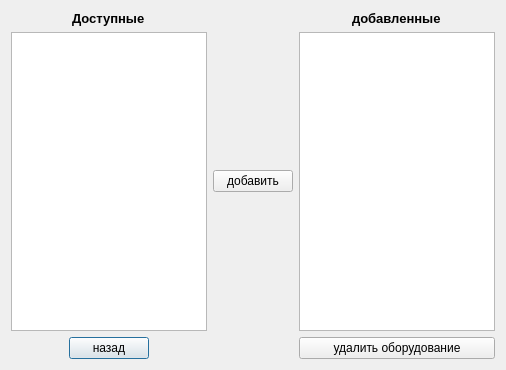
The window that addequipment.ui (VampireVol/NetworkDiagramEditor) describes before a commit, drawn with Qt 5.
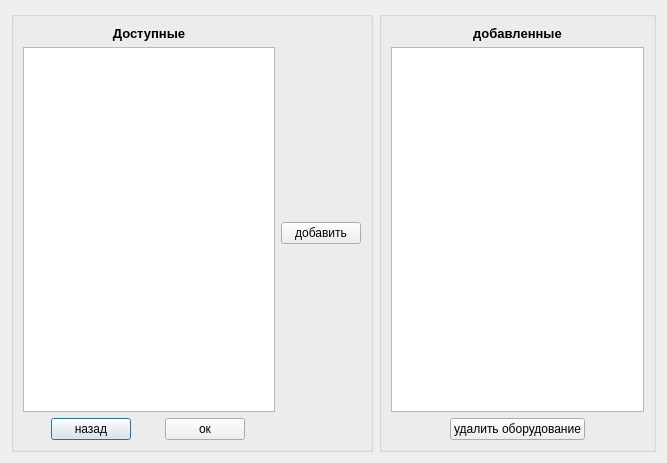
The same window after the commit.

Diff of the .ui file:
```diff
--- a/addequipment.ui
+++ b/addequipment.ui
@@ -6,54 +6,145 @@
    <rect>
     <x>0</x>
     <y>0</y>
-    <width>506</width>
-    <height>370</height>
+    <width>667</width>
+    <height>463</height>
    </rect>
   </property>
+  <property name="sizePolicy">
+   <sizepolicy hsizetype="Fixed" vsizetype="Preferred">
+    <horstretch>0</horstretch>
+    <verstretch>0</verstretch>
+   </sizepolicy>
+  </property>
   <property name="windowTitle">
    <string>Dialog</string>
   </property>
-  <layout class="QGridLayout" name="gridLayout">
-   <item row="0" column="3" alignment="Qt::AlignHCenter">
-    <widget class="QLabel" name="label">
-     <property name="text">
-      <string>&lt;html&gt;&lt;head/&gt;&lt;body&gt;&lt;p&gt;&lt;span style=&quot; font-size:10pt; font-weight:600;&quot;&gt;добавленные&lt;/span&gt;&lt;/p&gt;&lt;/body&gt;&lt;/html&gt;</string>
-     </property>
-    </widget>
-   </item>
-   <item row="2" column="0" alignment="Qt::AlignHCenter">
-    <widget class="QPushButton" name="pushExit">
-     <property name="text">
-      <string>назад</string>
-     </property>
-    </widget>
-   </item>
-   <item row="0" column="0" alignment="Qt::AlignHCenter">
-    <widget class="QLabel" name="label_3">
-     <property name="text">
-      <string>&lt;html&gt;&lt;head/&gt;&lt;body&gt;&lt;p&gt;&lt;span style=&quot; font-size:10pt; font-weight:600;&quot;&gt;Доступные&lt;/span&gt;&lt;/p&gt;&lt;/body&gt;&lt;/html&gt;</string>
-     </property>
-    </widget>
-   </item>
-   <item row="1" column="0">
-    <widget class="QListWidget" name="ListWidgetsAvailable"/>
-   </item>
-   <item row="1" column="3">
-    <widget class="QListWidget" name="ListWidgetsAdded"/>
-   </item>
-   <item row="2" column="3">
-    <widget class="QPushButton" name="pushDelete">
-     <property name="text">
-      <string>удалить оборудование</string>
-     </property>
-    </widget>
-   </item>
-   <item row="1" column="2">
-    <widget class="QPushButton" name="pushAdd">
-     <property name="text">
-      <string>добавить</string>
-     </property>
-    </widget>
+  <layout class="QGridLayout" name="gridLayout_3">
+   <item row="0" column="0">
+    <layout class="QHBoxLayout" name="horizontalLayout_2">
+     <item>
+      <widget class="QGroupBox" name="groupBox">
+       <property name="sizePolicy">
+        <sizepolicy hsizetype="Preferred" vsizetype="Preferred">
+         <horstretch>0</horstretch>
+         <verstretch>0</verstretch>
+        </sizepolicy>
+       </property>
+       <property name="title">
+        <string/>
+       </property>
+       <layout class="QGridLayout" name="gridLayout">
+        <item row="0" column="0">
+         <layout class="QHBoxLayout" name="horizontalLayout_3">
+          <item>
+           <layout class="QVBoxLayout" name="verticalLayout_2">
+            <item>
+             <layout class="QVBoxLayout" name="verticalLayout">
+              <item>
+               <widget class="QLabel" name="label_3">
+                <property name="text">
+                 <string>&lt;html&gt;&lt;head/&gt;&lt;body&gt;&lt;p align=&quot;center&quot;&gt;&lt;span style=&quot; font-size:10pt; font-weight:600;&quot;&gt;Доступные&lt;/span&gt;&lt;/p&gt;&lt;/body&gt;&lt;/html&gt;</string>
+                </property>
+               </widget>
+              </item>
+              <item>
+               <widget class="QListWidget" name="ListWidgetsAvailable"/>
+              </item>
+             </layout>
+            </item>
+            <item>
+             <layout class="QHBoxLayout" name="horizontalLayout">
+              <item>
+               <widget class="QPushButton" name="pushExit">
+                <property name="sizePolicy">
+                 <sizepolicy hsizetype="Fixed" vsizetype="Fixed">
+                  <horstretch>0</horstretch>
+                  <verstretch>0</verstretch>
+                 </sizepolicy>
+                </property>
+                <property name="text">
+                 <string>назад</string>
+                </property>
+               </widget>
+              </item>
+              <item>
+               <widget class="QPushButton" name="pushOk">
+                <property name="sizePolicy">
+                 <sizepolicy hsizetype="Fixed" vsizetype="Fixed">
+                  <horstretch>0</horstretch>
+                  <verstretch>0</verstretch>
+                 </sizepolicy>
+                </property>
+                <property name="text">
+                 <string>ок</string>
+                </property>
+               </widget>
+              </item>
+             </layout>
+            </item>
+           </layout>
+          </item>
+          <item>
+           <widget class="QPushButton" name="pushAdd">
+            <property name="sizePolicy">
+             <sizepolicy hsizetype="Fixed" vsizetype="Fixed">
+              <horstretch>0</horstretch>
+              <verstretch>0</verstretch>
+             </sizepolicy>
+            </property>
+            <property name="text">
+             <string>добавить</string>
+            </property>
+           </widget>
+          </item>
+         </layout>
+        </item>
+       </layout>
+      </widget>
+     </item>
+     <item>
+      <widget class="QGroupBox" name="groupBox_2">
+       <property name="sizePolicy">
+        <sizepolicy hsizetype="Preferred" vsizetype="Preferred">
+         <horstretch>0</horstretch>
+         <verstretch>0</verstretch>
+        </sizepolicy>
+       </property>
+       <property name="title">
+        <string/>
+       </property>
+       <layout class="QGridLayout" name="gridLayout_2">
+        <item row="0" column="0">
+         <layout class="QVBoxLayout" name="verticalLayout_3">
+          <item>
+           <widget class="QLabel" name="label">
+            <property name="text">
+             <string>&lt;html&gt;&lt;head/&gt;&lt;body&gt;&lt;p align=&quot;center&quot;&gt;&lt;span style=&quot; font-size:10pt; font-weight:600;&quot;&gt;добавленные&lt;/span&gt;&lt;/p&gt;&lt;/body&gt;&lt;/html&gt;</string>
+            </property>
+           </widget>
+          </item>
+          <item>
+           <widget class="QListWidget" name="ListWidgetsAdded"/>
+          </item>
+          <item alignment="Qt::AlignHCenter">
+           <widget class="QPushButton" name="pushDelete">
+            <property name="sizePolicy">
+             <sizepolicy hsizetype="Fixed" vsizetype="Fixed">
+              <horstretch>0</horstretch>
+              <verstretch>0</verstretch>
+             </sizepolicy>
+            </property>
+            <property name="text">
+             <string>удалить оборудование</string>
+            </property>
+           </widget>
+          </item>
+         </layout>
+        </item>
+       </layout>
+      </widget>
+     </item>
+    </layout>
    </item>
   </layout>
  </widget>
```
